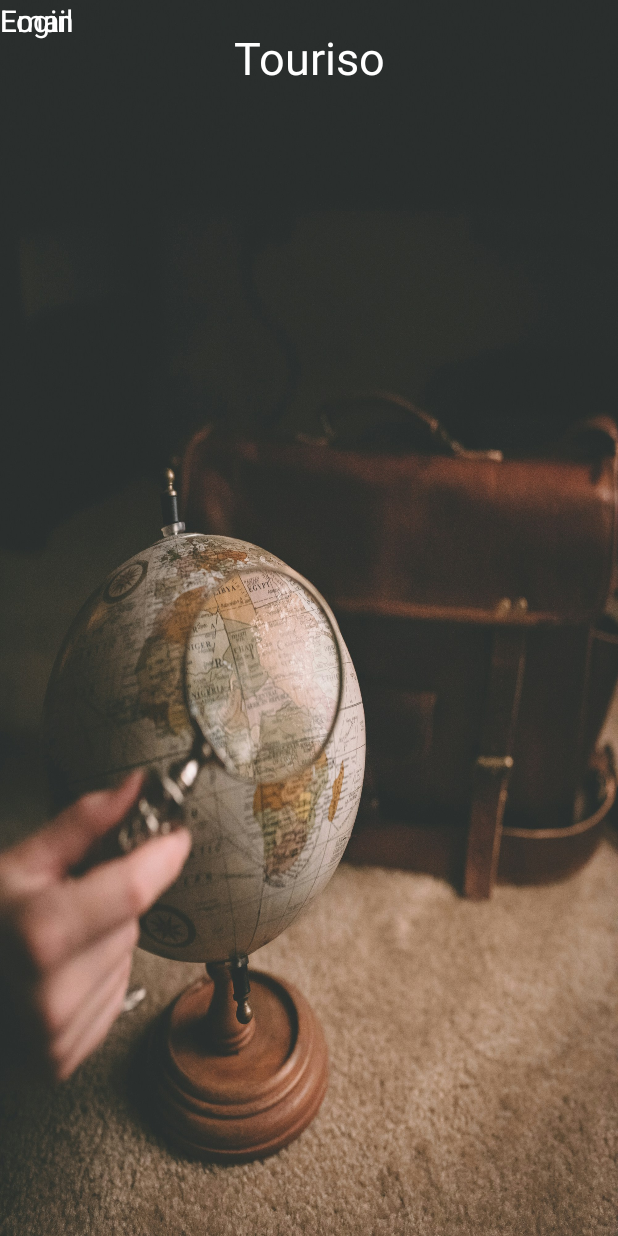
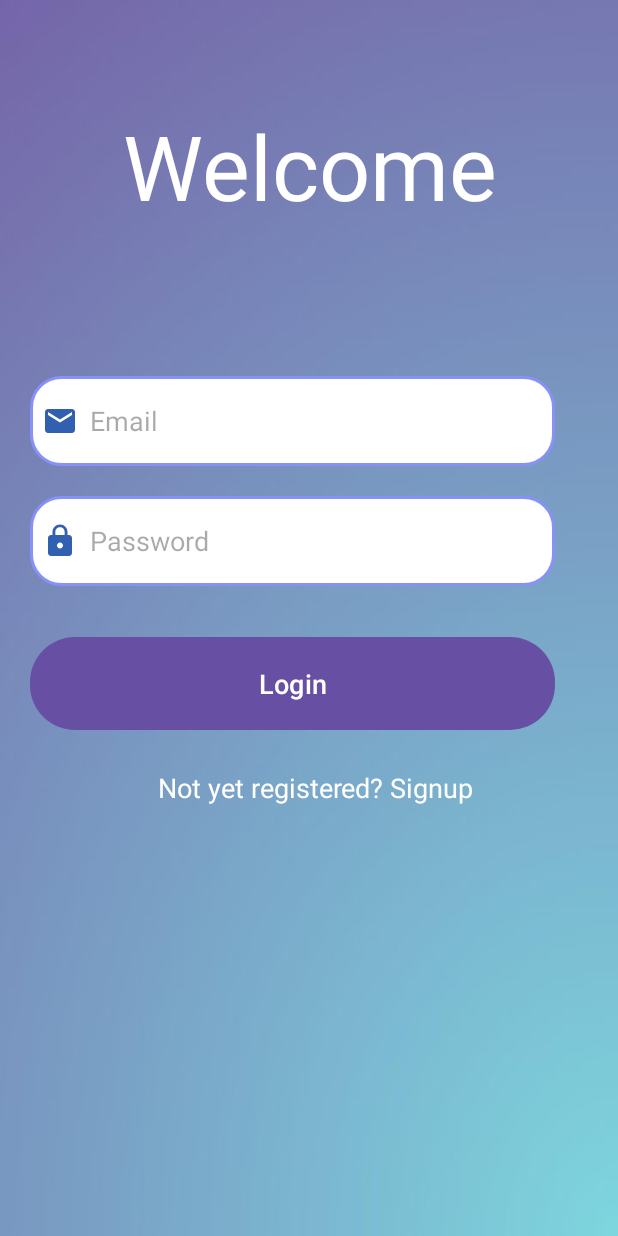
Before and after one commit to AlaDdin0709/Touristo, an Android app: the screen it shows after launch (MainActivity), on a phone screen of 412 x 824 dp. Run offline under Robolectric (Android 15) with nearby library versions, the phone set to English and light mode, and no system bars.

Commit message:
add login and sign up xml files

```diff
--- a/app/src/main/java/com/example/touristo/MainActivity.java
+++ b/app/src/main/java/com/example/touristo/MainActivity.java
@@ -9,6 +9,6 @@
     @Override
     protected void onCreate(Bundle savedInstanceState) {
         super.onCreate(savedInstanceState);
-        setContentView(R.layout.activity_main);
+        setContentView(R.layout.login);
     }
 }
--- /dev/null
+++ b/app/src/main/res/drawable/baseline_accessibility_24.xml
@@ -0,0 +1,5 @@
+<vector android:height="24dp" android:tint="#3260B1"
+    android:viewportHeight="24" android:viewportWidth="24"
+    android:width="24dp" xmlns:android="http://schemas.android.com/apk/res/android">
+    <path android:fillColor="@android:color/white" android:pathData="M12,2c1.1,0 2,0.9 2,2s-0.9,2 -2,2 -2,-0.9 -2,-2 0.9,-2 2,-2zM21,9h-6v13h-2v-6h-2v6L9,22L9,9L3,9L3,7h18v2z"/>
+</vector>
--- /dev/null
+++ b/app/src/main/res/drawable/baseline_email_24.xml
@@ -0,0 +1,5 @@
+<vector android:height="24dp" android:tint="#3260B1"
+    android:viewportHeight="24" android:viewportWidth="24"
+    android:width="24dp" xmlns:android="http://schemas.android.com/apk/res/android">
+    <path android:fillColor="@android:color/white" android:pathData="M20,4L4,4c-1.1,0 -1.99,0.9 -1.99,2L2,18c0,1.1 0.9,2 2,2h16c1.1,0 2,-0.9 2,-2L22,6c0,-1.1 -0.9,-2 -2,-2zM20,8l-8,5 -8,-5L4,6l8,5 8,-5v2z"/>
+</vector>
--- /dev/null
+++ b/app/src/main/res/drawable/baseline_lock_24.xml
@@ -0,0 +1,5 @@
+<vector android:height="24dp" android:tint="#3260B1"
+    android:viewportHeight="24" android:viewportWidth="24"
+    android:width="24dp" xmlns:android="http://schemas.android.com/apk/res/android">
+    <path android:fillColor="@android:color/white" android:pathData="M18,8h-1L17,6c0,-2.76 -2.24,-5 -5,-5S7,3.24 7,6v2L6,8c-1.1,0 -2,0.9 -2,2v10c0,1.1 0.9,2 2,2h12c1.1,0 2,-0.9 2,-2L20,10c0,-1.1 -0.9,-2 -2,-2zM12,17c-1.1,0 -2,-0.9 -2,-2s0.9,-2 2,-2 2,0.9 2,2 -0.9,2 -2,2zM15.1,8L8.9,8L8.9,6c0,-1.71 1.39,-3.1 3.1,-3.1 1.71,0 3.1,1.39 3.1,3.1v2z"/>
+</vector>
--- /dev/null
+++ b/app/src/main/res/drawable/lavender_border.xml
@@ -0,0 +1,11 @@
+<?xml version="1.0" encoding="utf-8"?>
+<shape xmlns:android="http://schemas.android.com/apk/res/android"
+    android:shape="rectangle">
+    <corners
+        android:radius="20dp"/>
+    <stroke
+        android:color="@color/lavender"
+        android:width="2dp"/>
+    <solid
+        android:color="@color/white"/>
+</shape>
--- a/app/src/main/res/layout/activity_main.xml
+++ /dev/null
@@ -1,48 +0,0 @@
-<?xml version="1.0" encoding="utf-8"?>
-<androidx.constraintlayout.widget.ConstraintLayout xmlns:android="http://schemas.android.com/apk/res/android"
-    xmlns:app="http://schemas.android.com/apk/res-auto"
-    xmlns:tools="http://schemas.android.com/tools"
-    android:layout_width="match_parent"
-    android:layout_height="match_parent"
-    tools:context=".MainActivity"
-    android:background="@drawable/background03"
-    >
-
-    <TextView
-
-        android:layout_width="wrap_content"
-        android:layout_height="wrap_content"
-        android:layout_gravity="center"
-        android:text="Touriso"
-        android:textColor="@color/white"
-        android:textSize="30dp"
-        app:layout_constraintBottom_toBottomOf="parent"
-        app:layout_constraintEnd_toEndOf="parent"
-        app:layout_constraintStart_toStartOf="parent"
-        app:layout_constraintTop_toTopOf="parent"
-        app:layout_constraintVertical_bias="0.023"
-
-        />
-
-    <TextView
-        android:layout_width="wrap_content"
-        android:layout_height="wrap_content"
-        android:text="Email"
-        android:textSize="20dp"
-        tools:layout_editor_absoluteX="16dp"
-        tools:layout_editor_absoluteY="228dp"
-        tools:ignore="MissingConstraints"
-        android:textColor="@color/white"/>
-
-    <TextView
-        android:layout_width="wrap_content"
-        android:layout_height="wrap_content"
-        android:text="Login"
-        android:textColor="@color/white"
-        android:textSize="20dp"
-        tools:ignore="MissingConstraints"
-        tools:layout_editor_absoluteX="180dp"
-        tools:layout_editor_absoluteY="135dp" />
-
-
-</androidx.constraintlayout.widget.ConstraintLayout>
--- /dev/null
+++ b/app/src/main/res/layout/login.xml
@@ -0,0 +1,73 @@
+<?xml version="1.0" encoding="utf-8"?>
+<LinearLayout xmlns:android="http://schemas.android.com/apk/res/android"
+    xmlns:app="http://schemas.android.com/apk/res-auto"
+    xmlns:tools="http://schemas.android.com/tools"
+    android:layout_width="match_parent"
+    android:layout_height="match_parent"
+    android:orientation="vertical"
+    android:background="@drawable/image">
+
+    <TextView
+        android:layout_width="wrap_content"
+        android:layout_height="wrap_content"
+        android:text="Welcome"
+        android:gravity="center"
+        android:textColor="@color/white"
+        android:textSize="60sp"
+        android:layout_gravity="center"
+        android:layout_marginTop="70dp"  />
+
+    <LinearLayout
+        android:layout_width="match_parent"
+        android:layout_height="437dp"
+        android:orientation="vertical"
+        android:padding="20dp"
+        android:paddingTop="90dp"
+        android:paddingEnd="10dp">
+
+        <EditText
+            android:id="@+id/login_email"
+            android:layout_width="350dp"
+            android:layout_height="60dp"
+            android:layout_marginTop="80dp"
+            android:background="@drawable/lavender_border"
+            android:drawableLeft="@drawable/baseline_email_24"
+            android:drawablePadding="8dp"
+            android:hint="Email"
+            android:padding="8dp" />
+
+        <EditText
+            android:id="@+id/login_password"
+            android:layout_width="350dp"
+            android:layout_height="60dp"
+            android:layout_marginTop="20dp"
+            android:background="@drawable/lavender_border"
+            android:drawableLeft="@drawable/baseline_lock_24"
+            android:drawablePadding="8dp"
+            android:hint="Password"
+            android:inputType="textPassword"
+            android:padding="8dp" />
+
+        <Button
+            android:id="@+id/login_button"
+            android:layout_width="350dp"
+            android:layout_height="70dp"
+            android:layout_marginTop="30dp"
+            android:text="Login"
+            android:textSize="18sp"
+            app:cornerRadius="30dp" />
+
+        <TextView
+            android:id="@+id/signupRedirectText"
+            android:layout_width="wrap_content"
+            android:layout_height="wrap_content"
+            android:layout_gravity="center"
+            android:layout_marginTop="14dp"
+            android:padding="8dp"
+            android:text="Not yet registered? Signup"
+            android:textColor="@color/white"
+            android:textSize="18sp" />
+
+    </LinearLayout>
+
+</LinearLayout>
--- a/app/src/main/res/values/colors.xml
+++ b/app/src/main/res/values/colors.xml
@@ -1,5 +1,11 @@
 <?xml version="1.0" encoding="utf-8"?>
 <resources>
+    <color name="purple_200">#FFBB86FC</color>
+    <color name="purple_500">#FF6200EE</color>
+    <color name="purple_700">#FF3700B3</color>
+    <color name="teal_200">#FF03DAC5</color>
+    <color name="teal_700">#FF018786</color>
     <color name="black">#FF000000</color>
     <color name="white">#FFFFFFFF</color>
+    <color name="lavender">#8692f7</color>
 </resources>
```
Also changed, not shown: app/src/main/res/layout/sign_up.xml (added, +96 -0 lines), app/src/main/res/drawable/background02.jpg (deleted), app/src/main/res/drawable/background03.jpg (deleted), app/src/main/res/drawable/image.jpg (added).
